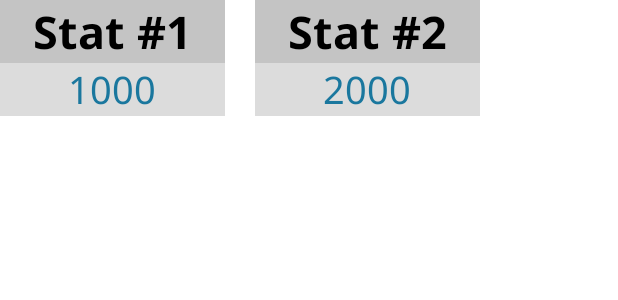
After one commit to Hikaru5/CovidApp, an Android app: the layout item_double_stat.xml on its own in the app's theme, with its tools: preview values and no code run, on a phone screen of 412 x 824 dp. The commit adds this screen. Shown: the top 300 px of the screen. Run offline under Robolectric (Android 15) with nearby library versions, the phone set to English and light mode, and no system bars.

Commit message:
Started adding stuff to finish filling up the menus

```diff
--- a/app/src/main/java/com/example/covidapp/AboutUsActivity.java
+++ b/app/src/main/java/com/example/covidapp/AboutUsActivity.java
@@ -10,7 +10,8 @@ import android.widget.Button;
 public class AboutUsActivity extends AppCompatActivity {
 
     public static final String TAG = "CovidInfoActivity";
-    private Button btnBack;
+
+    Button btnBack;
 
     @Override
     protected void onCreate(Bundle savedInstanceState) {
--- a/app/src/main/java/com/example/covidapp/CountryStatsActivity.java
+++ b/app/src/main/java/com/example/covidapp/CountryStatsActivity.java
@@ -9,7 +9,7 @@ import android.widget.Button;
 
 public class CountryStatsActivity extends AppCompatActivity {
 
-    public static String TAG = "CountryStatsActivity";
+    public static final String TAG = "CountryStatsActivity";
 
     Button btnBack;
     RecyclerView rvCountryStats;
--- a/app/src/main/java/com/example/covidapp/StateStatsActivity.java
+++ b/app/src/main/java/com/example/covidapp/StateStatsActivity.java
@@ -8,6 +8,8 @@ import android.view.View;
 import android.widget.Button;
 
 public class StateStatsActivity extends AppCompatActivity {
+
+    public static final String TAG = "StateStatsActivity";
 
     Button btnBack;
     RecyclerView rvStates;
--- /dev/null
+++ b/app/src/main/res/layout/item_double_stat.xml
@@ -0,0 +1,61 @@
+<?xml version="1.0" encoding="utf-8"?>
+<RelativeLayout
+    xmlns:android="http://schemas.android.com/apk/res/android"
+    xmlns:tools="http://schemas.android.com/tools"
+    android:layout_width="match_parent"
+    android:layout_height="match_parent">
+
+    <TextView
+        android:id="@+id/tvStatTitle1"
+        android:layout_width="150dp"
+        android:layout_height="wrap_content"
+        android:layout_alignParentStart="true"
+        android:layout_alignParentTop="true"
+        android:background="#C4C4C4"
+        android:fontFamily="@font/noto_sans_bold"
+        android:text="Stat #1"
+        android:textAlignment="center"
+        android:textColor="#000000"
+        android:textSize="30sp" />
+
+    <TextView
+        android:id="@+id/tvStat1"
+        android:layout_width="150dp"
+        android:layout_height="wrap_content"
+        android:layout_below="@+id/tvStatTitle1"
+        android:layout_alignParentStart="true"
+        android:background="#DCDCDC"
+        android:fontFamily="@font/noto_sans"
+        android:text="1000"
+        android:textAlignment="center"
+        android:textColor="#1A779E"
+        android:textSize="25sp" />
+
+    <TextView
+        android:id="@+id/tvStat2"
+        android:layout_width="150dp"
+        android:layout_height="wrap_content"
+        android:layout_below="@+id/tvStatTitle2"
+        android:layout_marginStart="20dp"
+        android:layout_toEndOf="@+id/tvStat1"
+        android:background="#DCDCDC"
+        android:fontFamily="@font/noto_sans"
+        android:text="2000"
+        android:textAlignment="center"
+        android:textColor="#1A779E"
+        android:textSize="25sp" />
+
+    <TextView
+        android:id="@+id/tvStatTitle2"
+        android:layout_width="150dp"
+        android:layout_height="wrap_content"
+        android:layout_marginStart="20dp"
+        android:layout_toEndOf="@+id/tvStatTitle1"
+        android:background="#C4C4C4"
+        android:fontFamily="@font/noto_sans_bold"
+        android:text="Stat #2"
+        android:textAlignment="center"
+        android:textColor="#000000"
+        android:textSize="30sp" />
+
+</RelativeLayout>
```
Also changed, not shown: app/src/main/java/com/example/covidapp/MainActivity.java (+4 -4 lines), app/src/main/java/com/example/covidapp/SpecificStateStatsActivity.java (+16 -0 lines), app/src/main/java/com/example/covidapp/models/State.java (added, +18 -0 lines), app/src/main/java/com/example/covidapp/models/doubleStat.java (added, +16 -0 lines), app/src/main/res/layout/item_state.xml (added, +96 -0 lines).
